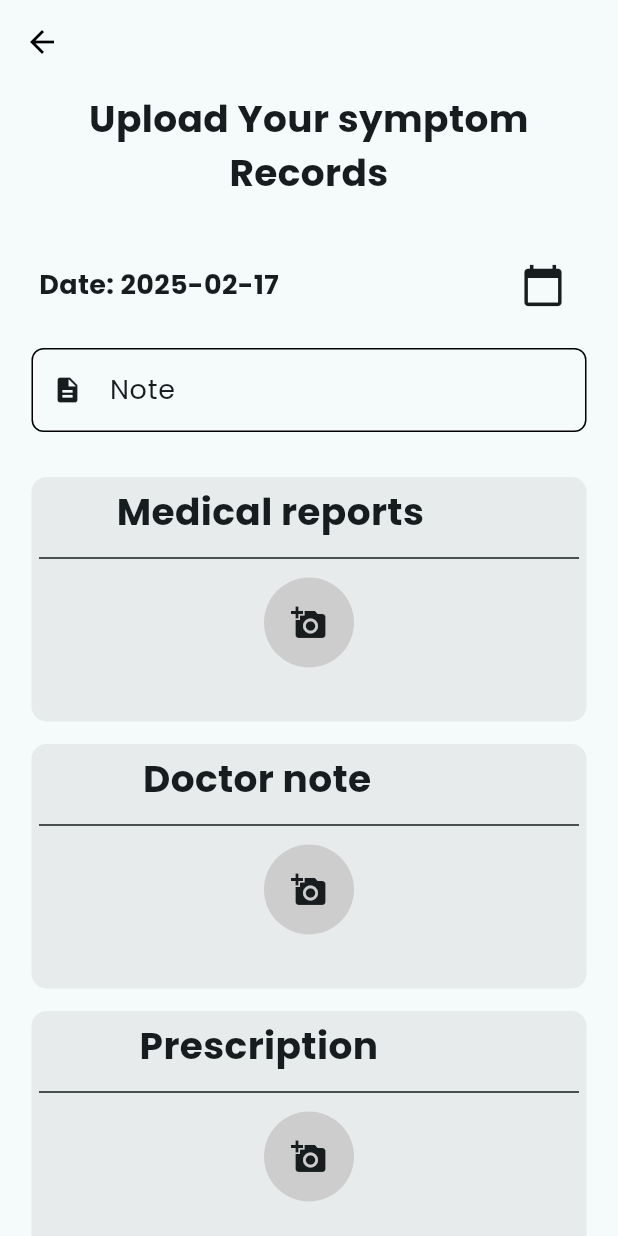
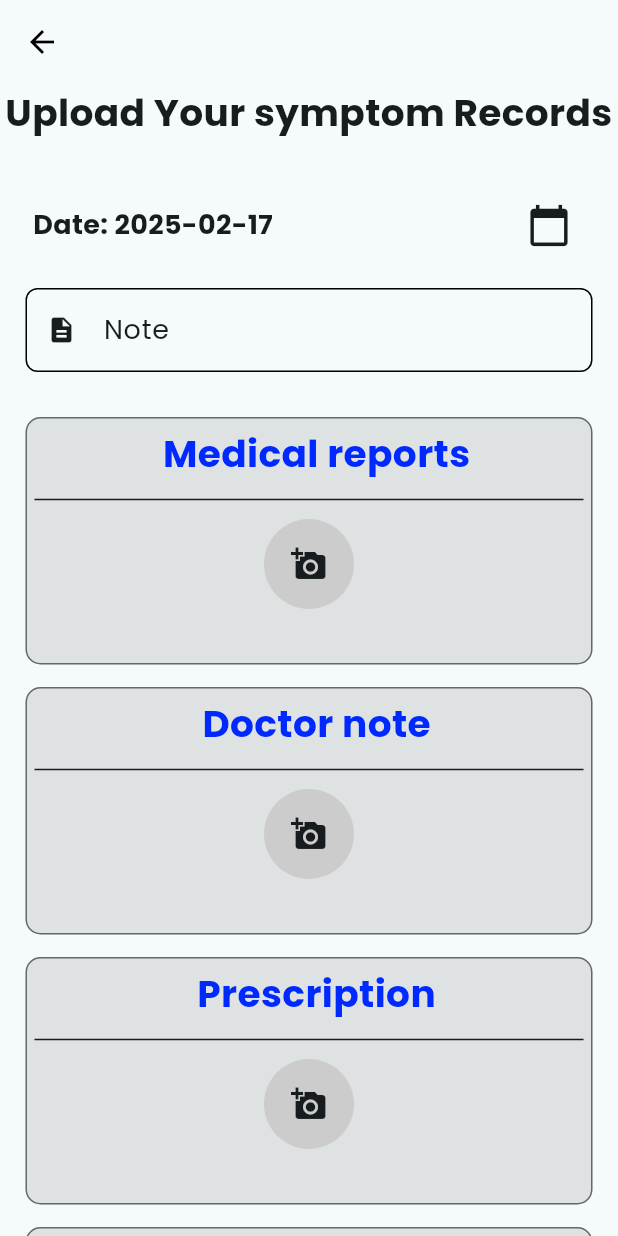
Before and after one commit to andriimobdev25/healthcare-app, a Flutter app: the AddHealthReport screen opened directly with empty values, on a phone screen of 412 x 824 dp. Run offline on Flutter 3.47's test engine with Material 3 defaults, Android fonts, the phone set to English and light mode, and no system bars; our stand-ins replace animate_do, cloud_firestore, firebase_auth, firebase_core, firebase_messaging, firebase_storage and 8 more; missing offline and left inert: google_mlkit_text_recognition; accounts and stored records are empty; network calls fail.

Commit message:
Adjust padding and enhance styles in health report form and single category image card

```diff
--- a/lib/pages/healthcategory/add_health_report.dart
+++ b/lib/pages/healthcategory/add_health_report.dart
@@ -170,7 +170,7 @@ class _AddHealthReportState extends State<AddHealthReport> {
       body: SafeArea(
         child: SingleChildScrollView(
           child: Padding(
-            padding: EdgeInsets.all(5),
+            padding: EdgeInsets.all(1),
             child: Form(
               key: _formKey,
               child: Column(
--- a/lib/widgets/single_category/single_category_image_card.dart
+++ b/lib/widgets/single_category/single_category_image_card.dart
@@ -35,7 +35,10 @@ class _SingleCategoryImageCardState extends State<SingleCategoryImageCard> {
       decoration: BoxDecoration(
         borderRadius: BorderRadius.circular(10),
         // ignore: deprecated_member_use
-        color: subLandMarksCardBg.withOpacity(0.32),
+        color: subLandMarksCardBg.withOpacity(0.5),
+        border: Border.all(
+          color: Colors.black54,
+        ),
       ),
       child: Padding(
         padding: const EdgeInsets.all(5),
@@ -44,11 +47,15 @@ class _SingleCategoryImageCardState extends State<SingleCategoryImageCard> {
             Row(
               mainAxisAlignment: MainAxisAlignment.spaceEvenly,
               children: [
+                SizedBox(
+                  width: 10,
+                ),
                 Text(
                   widget.title,
                   style: TextStyle(
                     fontSize: 25,
                     fontWeight: FontWeight.bold,
+                    color: mainLandMarksColor,
                   ),
                 ),
                 widget.selectedImage != null
@@ -68,7 +75,7 @@ class _SingleCategoryImageCardState extends State<SingleCategoryImageCard> {
                           ),
                         ),
                       )
-                    : Text(""),
+                    : SizedBox(),
               ],
             ),
             SizedBox(
@@ -121,7 +128,7 @@ class _SingleCategoryImageCardState extends State<SingleCategoryImageCard> {
                     },
                     child: Container(
                       width: 200,
-                      height: 40,
+                      height: 35,
                       margin: EdgeInsets.only(bottom: 5),
                       decoration: BoxDecoration(
                         borderRadius: BorderRadius.circular(8),
@@ -138,13 +145,13 @@ class _SingleCategoryImageCardState extends State<SingleCategoryImageCard> {
                             "Clear this",
                             style: TextStyle(
                               fontWeight: FontWeight.bold,
-                              fontSize: 16,
+                              fontSize: 15,
                               color: mainOrangeColor,
                             ),
                           ),
                           Icon(
                             Icons.clear,
-                            size: 30,
+                            size: 28,
                             color: mainOrangeColor,
                           ),
                         ],
```
